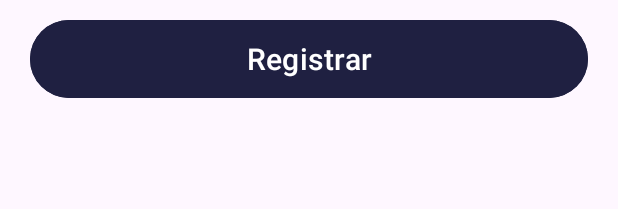
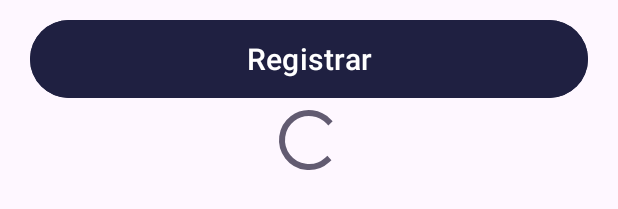
Before and after one commit to societyscripters/Scripters-SocietyApp, an Android app: the layout activity_register.xml on its own in the app's theme, with its tools: preview values and no code run, on a phone screen of 412 x 824 dp. Shown: the part 956-1165 px from the top of the screen. Run offline under Robolectric (Android 15) with nearby library versions, the phone set to English and light mode, and no system bars; network calls fail.

Commit message:
progress bar añadido

```diff
--- a/app/src/main/java/com/example/scripters_society/PerfilFragment.java
+++ b/app/src/main/java/com/example/scripters_society/PerfilFragment.java
@@ -71,7 +71,7 @@ public class PerfilFragment extends Fragment {
 
         tvNombreUsuario.setText(usuarioLogeado.getName());
         tvEmailUsuario.setText(usuarioLogeado.getEmail());
-        tvEstadoUsuario.setText("\\\"Hola mundo\\\"");
+        tvEstadoUsuario.setText('"'+"Hola mundo"+'"');
         return view;
     }
 }
--- a/app/src/main/res/layout/activity_login.xml
+++ b/app/src/main/res/layout/activity_login.xml
@@ -60,4 +60,10 @@
         android:backgroundTint="#1F2041"
         android:text="Ingresar" />
 
+    <ProgressBar
+        android:id="@+id/progressBar"
+        style="?android:attr/progressBarStyle"
+        android:layout_width="match_parent"
+        android:layout_height="wrap_content" />
+
 </LinearLayout>
--- a/app/src/main/res/layout/activity_register.xml
+++ b/app/src/main/res/layout/activity_register.xml
@@ -82,6 +82,12 @@
         android:layout_marginLeft="20dp"
         android:layout_marginRight="20dp"
         android:backgroundTint="#1F2041"
-        android:text="Registrar" />
+        android:text="Registrar"/>
+
+    <ProgressBar
+        android:id="@+id/progressBarReg"
+        style="?android:attr/progressBarStyle"
+        android:layout_width="match_parent"
+        android:layout_height="wrap_content" />
 
 </LinearLayout>
```
Also changed, not shown: app/src/main/java/com/example/scripters_society/Login.java (+13 -0 lines), app/src/main/java/com/example/scripters_society/Register.java (+11 -0 lines), app/src/main/java/com/example/scripters_society/activity_principal.java (+8 -0 lines).
